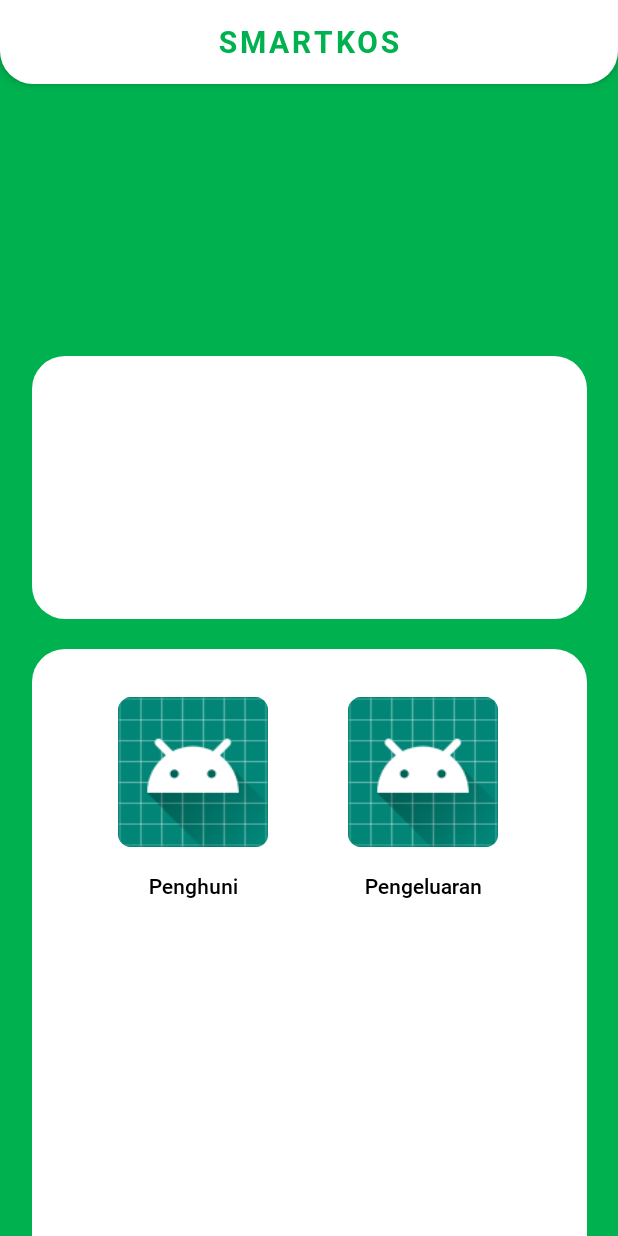
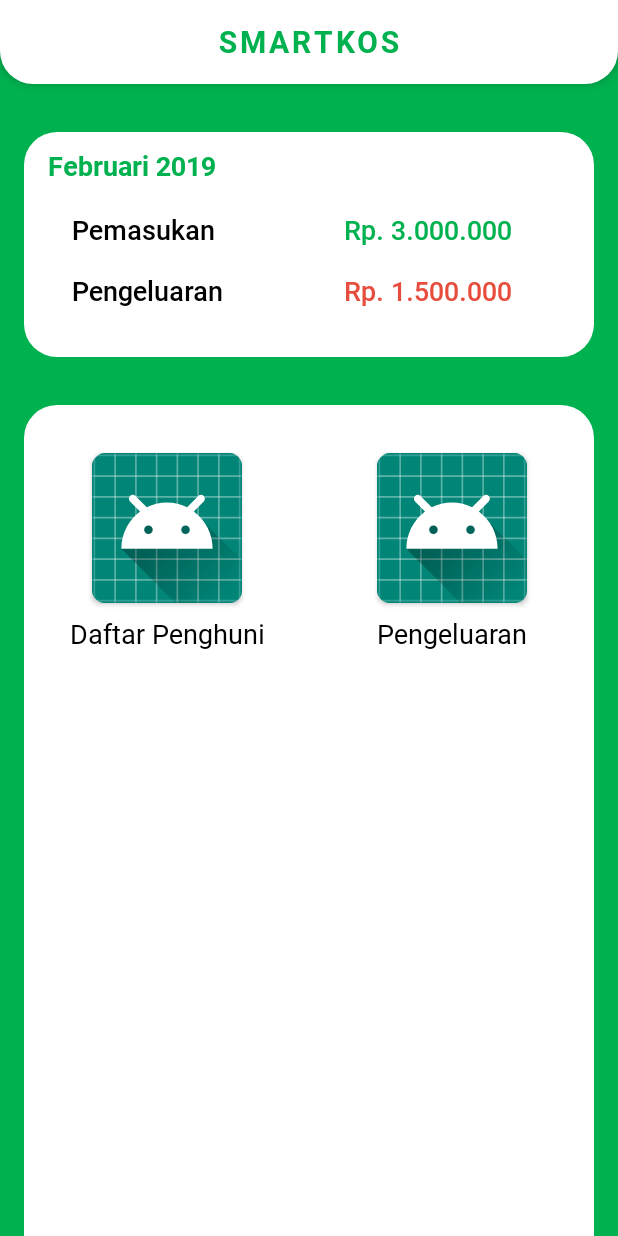
Before and after one commit to FakhryanZ/smartkos-android, an Android app: the screen it shows after launch (MainActivity), on a phone screen of 412 x 824 dp. Run offline under Robolectric (Android 15) with nearby library versions, the phone set to English and light mode, and no system bars.

Commit message:
fix main activity layout

```diff
--- a/app/src/main/AndroidManifest.xml
+++ b/app/src/main/AndroidManifest.xml
@@ -9,13 +9,17 @@
         android:roundIcon="@mipmap/ic_launcher_round"
         android:supportsRtl="true"
         android:theme="@style/AppTheme">
-        <activity android:name=".activities.MainActivity">
+        <activity android:name=".activities.DetailPenghuni"></activity>
+        <activity android:name=".activities.TambahPengeluaran"></activity>
+        <activity android:name=".activities.MainActivity"
+            android:screenOrientation="portrait">
             <intent-filter>
                 <action android:name="android.intent.action.MAIN" />
 
                 <category android:name="android.intent.category.LAUNCHER" />
             </intent-filter>
         </activity>
+        <activity android:name=".activities.TambahPenghuni" />
     </application>
 
 </manifest>
--- /dev/null
+++ b/app/src/main/res/drawable/btn_darkgreen.xml
@@ -0,0 +1,6 @@
+<?xml version="1.0" encoding="utf-8"?>
+<shape xmlns:android="http://schemas.android.com/apk/res/android"
+    android:shape="rectangle">
+    <corners android:radius="14dp"/>
+    <solid android:color="@color/darkGreen"/>
+</shape>
--- /dev/null
+++ b/app/src/main/res/drawable/btn_grey.xml
@@ -0,0 +1,6 @@
+<?xml version="1.0" encoding="utf-8"?>
+<shape xmlns:android="http://schemas.android.com/apk/res/android"
+    android:shape="rectangle">
+    <corners android:radius="14dp"/>
+    <solid android:color="@color/grey"/>
+</shape>
--- a/app/src/main/res/drawable/curved_rectangle_2_long.xml
+++ b/app/src/main/res/drawable/curved_rectangle_all.xml
@@ -1,14 +1,11 @@
 <?xml version="1.0" encoding="utf-8"?>
 <shape xmlns:android="http://schemas.android.com/apk/res/android"
     android:shape="rectangle">
+
     <corners
-        android:topLeftRadius="22dp"
-        android:topRightRadius="22dp"/>
-
-    <size
-        android:width="370dp"
-        android:height="391dp"/>
+        android:radius="22dp"/>
 
     <solid
         android:color="@color/white"/>
+
 </shape>
--- /dev/null
+++ b/app/src/main/res/drawable/curved_rectangle_bottom.xml
@@ -0,0 +1,12 @@
+<?xml version="1.0" encoding="utf-8"?>
+<shape xmlns:android="http://schemas.android.com/apk/res/android"
+    android:shape="rectangle">
+
+    <corners
+        android:bottomLeftRadius="22dp"
+        android:bottomRightRadius="22dp"/>
+    <solid
+        android:color="@color/white"/>
+
+
+</shape>
--- a/app/src/main/res/drawable/curved_rectangle_2.xml
+++ b/app/src/main/res/drawable/curved_rectangle_top.xml
@@ -1,17 +1,10 @@
 <?xml version="1.0" encoding="utf-8"?>
 <shape xmlns:android="http://schemas.android.com/apk/res/android"
     android:shape="rectangle">
-
     <corners
-        android:bottomLeftRadius="22dp"
-        android:bottomRightRadius="22dp"/>
-
-    <size
-        android:width="360dp"
-        android:height="56dp"/>
+        android:topLeftRadius="22dp"
+        android:topRightRadius="22dp"/>
 
     <solid
         android:color="@color/white"/>
-
-
 </shape>
--- a/app/src/main/res/layout/activity_main.xml
+++ b/app/src/main/res/layout/activity_main.xml
@@ -10,11 +10,10 @@
         android:id="@+id/my_toolbar"
         android:layout_width="match_parent"
         android:layout_height="56dp"
-        android:background="@drawable/curved_rectangle_2"
+        android:background="@drawable/curved_rectangle_bottom"
         android:elevation="4dp"
         android:theme="@style/ThemeOverlay.AppCompat.ActionBar"
         app:layout_constraintEnd_toEndOf="parent"
-        app:layout_constraintHorizontal_bias="1.0"
         app:layout_constraintStart_toStartOf="parent"
         app:layout_constraintTop_toTopOf="parent">
 
@@ -27,109 +26,156 @@
             android:text="SMARTKOS"
             android:textColor="@color/green"
             android:textSize="20sp"
-            tools:layout_editor_absoluteX="174dp"
-            tools:layout_editor_absoluteY="18dp" />
+            tools:layout_editor_absoluteX="151dp"
+            tools:layout_editor_absoluteY="14dp" />
     </androidx.appcompat.widget.Toolbar>
 
-    <ImageView
-        android:id="@+id/imageView"
-        android:layout_width="wrap_content"
-        android:layout_height="wrap_content"
-        android:layout_marginBottom="20dp"
-        app:layout_constraintBottom_toTopOf="@+id/imageView2"
+    <View
+        android:id="@+id/viewTop"
+        android:layout_width="match_parent"
+        android:layout_height="150dp"
+        android:layout_marginStart="16dp"
+        android:layout_marginTop="32dp"
+        android:layout_marginEnd="16dp"
+        android:background="@drawable/curved_rectangle_all"
         app:layout_constraintEnd_toEndOf="parent"
         app:layout_constraintStart_toStartOf="parent"
-        app:srcCompat="@drawable/curved_rectangle_4" />
+        app:layout_constraintTop_toBottomOf="@+id/my_toolbar" />
 
-    <ImageView
-        android:id="@+id/imageView2"
-        android:layout_width="wrap_content"
-        android:layout_height="wrap_content"
+    <View
+        android:id="@+id/viewBottom"
+        android:layout_width="0dp"
+        android:layout_height="0dp"
+        android:layout_marginStart="16dp"
+        android:layout_marginEnd="16dp"
+        android:layout_marginTop="32dp"
+        android:background="@drawable/curved_rectangle_top"
         app:layout_constraintBottom_toBottomOf="parent"
         app:layout_constraintEnd_toEndOf="parent"
         app:layout_constraintStart_toStartOf="parent"
-        app:srcCompat="@drawable/curved_rectangle_2_long">
+        app:layout_constraintTop_toBottomOf="@+id/viewTop"
+        />
 
-    </ImageView>
+    <TextView
+        android:id="@+id/txtBulan"
+        android:layout_width="0dp"
+        android:layout_height="wrap_content"
+        android:layout_marginStart="16dp"
+        android:layout_marginTop="16dp"
+        android:layout_marginBottom="24dp"
+        android:fontFamily="@font/roboto_bold"
+        android:text="Februari 2019"
+        android:textColor="@color/green"
+        android:textSize="18sp"
+        app:layout_constraintBottom_toTopOf="@+id/txtPemasukan"
+        app:layout_constraintEnd_toStartOf="@+id/guideline"
+        app:layout_constraintStart_toStartOf="@+id/viewTop"
+        app:layout_constraintTop_toTopOf="@+id/viewTop" />
 
-    <ImageView
-        android:id="@+id/imageView3"
-        android:layout_width="100dp"
-        android:layout_height="100dp"
-        android:layout_marginTop="32dp"
-        app:layout_constraintEnd_toStartOf="@+id/guideline4"
-        app:layout_constraintStart_toStartOf="@+id/guideline3"
-        app:layout_constraintTop_toTopOf="@+id/imageView2"
-        app:srcCompat="@mipmap/ic_launcher_round" />
+    <TextView
+        android:id="@+id/txtPemasukan"
+        android:layout_width="0dp"
+        android:layout_height="wrap_content"
+        android:layout_marginStart="32dp"
+        android:layout_marginBottom="16dp"
+        android:fontFamily="@font/roboto_medium"
+        android:text="Pemasukan"
+        android:textColor="@color/black"
+        android:textSize="18sp"
+        app:layout_constraintBottom_toTopOf="@+id/txtPengeluaran"
+        app:layout_constraintEnd_toStartOf="@+id/guideline"
+        app:layout_constraintStart_toStartOf="@+id/viewTop" />
+
+    <TextView
+        android:id="@+id/txtJumPem"
+        android:layout_width="wrap_content"
+        android:layout_height="wrap_content"
+        android:layout_marginEnd="32dp"
+        android:fontFamily="@font/roboto_medium"
+        android:text="Rp. 3.000.000"
+        android:textColor="@color/green"
+        android:textSize="18sp"
+        app:layout_constraintBottom_toBottomOf="@+id/txtPemasukan"
+        app:layout_constraintEnd_toEndOf="@+id/viewTop"
+        app:layout_constraintStart_toStartOf="@+id/guideline"
+        app:layout_constraintTop_toTopOf="@+id/txtPemasukan" />
+
+    <TextView
+        android:id="@+id/txtPengeluaran"
+        android:layout_width="0dp"
+        android:layout_height="wrap_content"
+        android:layout_marginBottom="32dp"
+        android:fontFamily="@font/roboto_medium"
+        android:text="Pengeluaran"
+        android:textColor="@color/black"
+        android:textSize="18sp"
+        app:layout_constraintBottom_toBottomOf="@+id/viewTop"
+        app:layout_constraintEnd_toEndOf="@+id/txtPemasukan"
+        app:layout_constraintStart_toStartOf="@+id/txtPemasukan" />
+
+    <TextView
+        android:id="@+id/txtJumPeng"
+        android:layout_width="wrap_content"
+        android:layout_height="wrap_content"
+        android:fontFamily="@font/roboto_medium"
+        android:text="Rp. 1.500.000"
+        android:textColor="@color/red"
+        android:textSize="18sp"
+        app:layout_constraintBottom_toBottomOf="@+id/txtPengeluaran"
+        app:layout_constraintEnd_toEndOf="@+id/txtJumPem"
+        app:layout_constraintStart_toStartOf="@+id/txtJumPem"
+        app:layout_constraintTop_toTopOf="@+id/txtPengeluaran" />
 
     <androidx.constraintlayout.widget.Guideline
-        android:id="@+id/guideline2"
+        android:id="@+id/guideline"
         android:layout_width="wrap_content"
         android:layout_height="wrap_content"
         android:orientation="vertical"
         app:layout_constraintGuide_percent="0.5" />
 
-    <ImageView
-        android:id="@+id/imageView4"
+    <Button
+        android:id="@+id/btnPenghuni"
         android:layout_width="100dp"
         android:layout_height="100dp"
         android:layout_marginTop="32dp"
-        app:layout_constraintEnd_toStartOf="@+id/guideline6"
-        app:layout_constraintStart_toStartOf="@+id/guideline5"
-        app:layout_constraintTop_toTopOf="@+id/imageView2"
-        app:srcCompat="@mipmap/ic_launcher" />
+        android:background="@mipmap/ic_launcher"
+        app:layout_constraintEnd_toStartOf="@+id/guideline"
+        app:layout_constraintStart_toStartOf="@+id/viewBottom"
+        app:layout_constraintTop_toTopOf="@+id/viewBottom" />
+
+    <Button
+        android:id="@+id/btnPengeluaran"
+        android:layout_width="100dp"
+        android:layout_height="100dp"
+        android:layout_marginTop="32dp"
+        android:background="@mipmap/ic_launcher"
+        app:layout_constraintEnd_toEndOf="@+id/viewBottom"
+        app:layout_constraintStart_toEndOf="@id/guideline"
+        app:layout_constraintTop_toTopOf="@id/viewBottom" />
 
     <TextView
-        android:id="@+id/textView"
         android:layout_width="wrap_content"
         android:layout_height="wrap_content"
-        android:layout_marginTop="16dp"
-        android:fontFamily="@font/roboto_medium"
-        android:text="Penghuni"
+        android:layout_marginTop="8dp"
+        android:fontFamily="@font/roboto"
+        android:text="Daftar Penghuni"
         android:textColor="@color/black"
-        app:layout_constraintEnd_toStartOf="@+id/guideline4"
-        app:layout_constraintStart_toStartOf="@+id/guideline3"
-        app:layout_constraintTop_toBottomOf="@+id/imageView3" />
+        android:textSize="18sp"
+        app:layout_constraintEnd_toEndOf="@id/btnPenghuni"
+        app:layout_constraintStart_toStartOf="@+id/btnPenghuni"
+        app:layout_constraintTop_toBottomOf="@+id/btnPenghuni" />
 
-    <androidx.constraintlayout.widget.Guideline
-        android:id="@+id/guideline3"
+    <TextView
         android:layout_width="wrap_content"
         android:layout_height="wrap_content"
-        android:orientation="vertical"
-        app:layout_constraintGuide_begin="79dp" />
-
-    <androidx.constraintlayout.widget.Guideline
-        android:id="@+id/guideline4"
-        android:layout_width="wrap_content"
-        android:layout_height="wrap_content"
-        android:orientation="vertical"
-        app:layout_constraintGuide_begin="179dp" />
-
-    <androidx.constraintlayout.widget.Guideline
-        android:id="@+id/guideline5"
-        android:layout_width="wrap_content"
-        android:layout_height="wrap_content"
-        android:orientation="vertical"
-        app:layout_constraintGuide_begin="232dp" />
-
-    <androidx.constraintlayout.widget.Guideline
-        android:id="@+id/guideline6"
-        android:layout_width="wrap_content"
-        android:layout_height="wrap_content"
-        android:orientation="vertical"
-        app:layout_constraintGuide_begin="332dp" />
-
-    <TextView
-        android:id="@+id/textView2"
-        android:layout_width="wrap_content"
-        android:layout_height="wrap_content"
-        android:layout_marginTop="16dp"
-        android:fontFamily="@font/roboto_medium"
+        android:layout_marginTop="8dp"
+        android:fontFamily="@font/roboto"
         android:text="Pengeluaran"
         android:textColor="@color/black"
-        app:layout_constraintEnd_toStartOf="@+id/guideline6"
-        app:layout_constraintStart_toStartOf="@+id/guideline5"
-        app:layout_constraintTop_toBottomOf="@+id/imageView4" />
+        android:textSize="18sp"
+        app:layout_constraintEnd_toEndOf="@id/btnPengeluaran"
+        app:layout_constraintStart_toStartOf="@id/btnPengeluaran"
+        app:layout_constraintTop_toBottomOf="@id/btnPengeluaran" />
 
 
 </androidx.constraintlayout.widget.ConstraintLayout>
--- a/app/src/main/res/values/colors.xml
+++ b/app/src/main/res/values/colors.xml
@@ -8,4 +8,5 @@
     <color name="red">#E74C3C</color>
     <color name="white">#FFFFFF</color>
     <color name="black">#000000</color>
+    <color name="grey">#B1B1B1</color>
 </resources>
```
